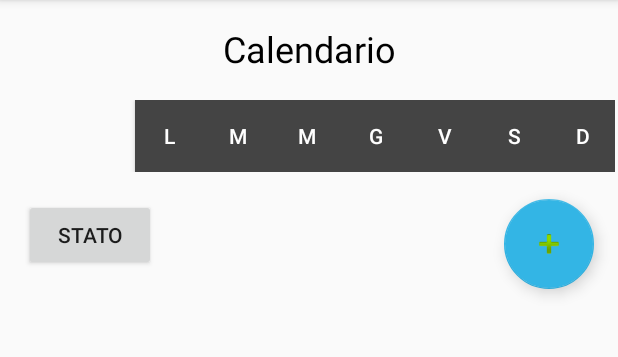
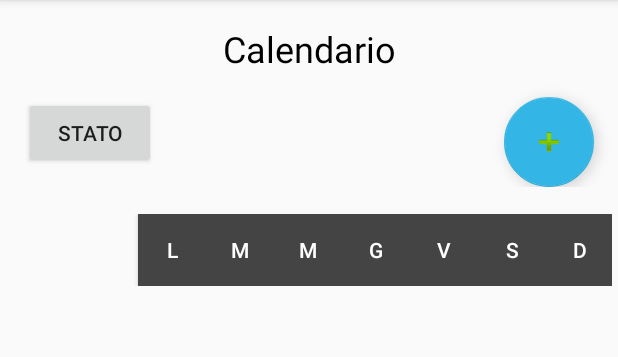
Before and after one commit to rosso791/RoboDroid, an Android app: the CalendarActivity screen opened directly, with no data from a screen before it, on a phone screen of 412 x 824 dp, the part 84-441 px from its top. Run offline under Robolectric (Android 15) with nearby library versions, the phone set to English and light mode, and no system bars.

Commit message:
top fisso e calendario in scroll

```diff
--- a/app/src/main/res/layout/activity_calendar.xml
+++ b/app/src/main/res/layout/activity_calendar.xml
@@ -1,6 +1,6 @@
 <?xml version="1.0" encoding="utf-8"?>
 
-<ScrollView
+<RelativeLayout
     xmlns:android="http://schemas.android.com/apk/res/android"
     xmlns:app="http://schemas.android.com/apk/res-auto"
     xmlns:tools="http://schemas.android.com/tools"
@@ -44,9 +44,8 @@
             android:src="@android:drawable/ic_input_add"
             app:backgroundTint="@color/blue"
             app:fabCustomSize="60dp"
-            app:layout_constraintBottom_toBottomOf="parent"
             app:layout_constraintEnd_toEndOf="parent"
-            app:layout_constraintTop_toBottomOf="@+id/calendar_table_layout" />
+            app:layout_constraintTop_toBottomOf="@+id/calendarText" />
 
         <Button
             android:id="@+id/goState"
@@ -57,9 +56,16 @@
             android:onClick="goState"
             android:text="@string/calendarStateButton"
             app:layout_constraintStart_toStartOf="parent"
-            app:layout_constraintTop_toBottomOf="@+id/calendar_table_layout" />
+            app:layout_constraintTop_toBottomOf="@+id/calendarText" />
+    </android.support.constraint.ConstraintLayout>
 
-        <TableLayout
+    <ScrollView
+    android:id="@+id/scrollableContents"
+    android:layout_width="fill_parent"
+    android:layout_height="fill_parent"
+    android:layout_below="@id/calendarConstraintLayout" >
+
+    <TableLayout
             android:id="@+id/calendar_table_layout"
             android:layout_width="wrap_content"
             android:layout_height="wrap_content"
@@ -71,10 +77,11 @@
             android:shrinkColumns="1,2,3,4,5,6,7"
             app:layout_constraintEnd_toEndOf="parent"
             app:layout_constraintStart_toStartOf="parent"
-            app:layout_constraintTop_toBottomOf="@+id/calendarText">
+            app:layout_constraintTop_toBottomOf="@+id/calendarConstraintLayout">
 
         </TableLayout>
 
-    </android.support.constraint.ConstraintLayout>
+    </ScrollView>
 
-</ScrollView>
+
+</RelativeLayout >
```
